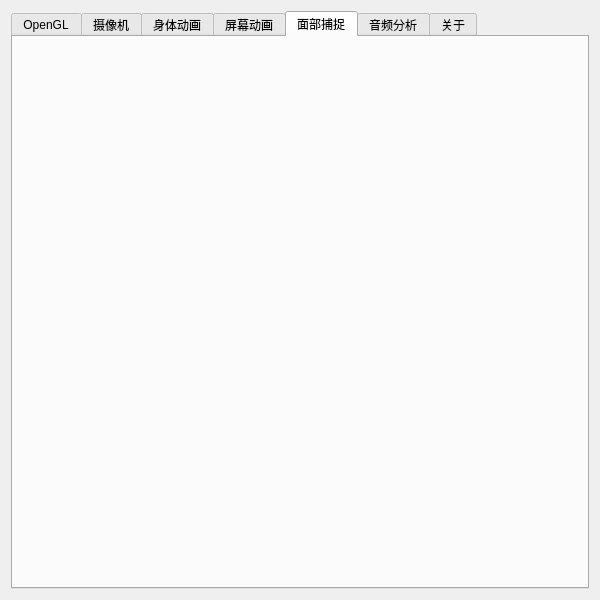
Above: src/ui/ConfigWidget.ui from chuigda/Project-WG before the change. Below: the same form after it.
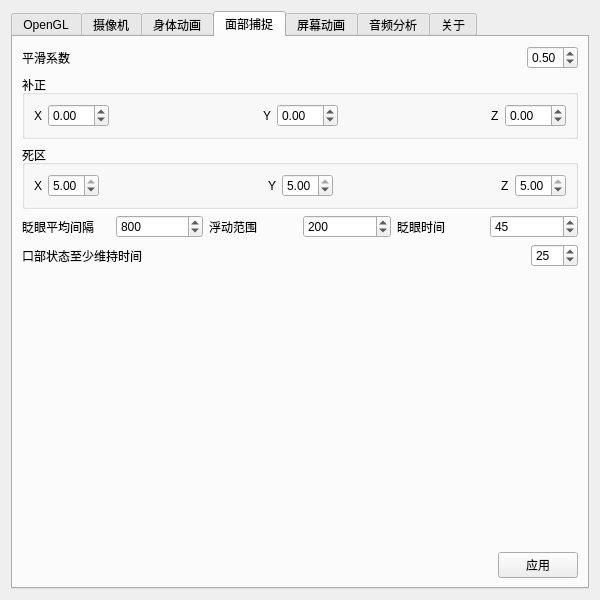
That is the form after the change. The open tabs and pages were chosen to show the change.

Commit message: 重置按钮不重设彩色计时器状态

The edit to the form file:
```diff
--- a/src/ui/ConfigWidget.ui
+++ b/src/ui/ConfigWidget.ui
@@ -29,7 +29,7 @@
    <item row="0" column="0">
     <widget class="QTabWidget" name="configTab">
      <property name="currentIndex">
-      <number>0</number>
+      <number>3</number>
      </property>
      <widget class="QWidget" name="openglTab">
       <attribute name="title">
@@ -953,6 +953,363 @@
        </item>
       </layout>
      </widget>
+     <widget class="QWidget" name="faceCaptureTab">
+      <attribute name="title">
+       <string>面部捕捉</string>
+      </attribute>
+      <layout class="QVBoxLayout" name="verticalLayout_12">
+       <item>
+        <layout class="QHBoxLayout" name="horizontalLayout_22">
+         <item>
+          <widget class="QLabel" name="label">
+           <property name="text">
+            <string>平滑系数</string>
+           </property>
+          </widget>
+         </item>
+         <item>
+          <spacer name="horizontalSpacer_17">
+           <property name="orientation">
+            <enum>Qt::Horizontal</enum>
+           </property>
+           <property name="sizeHint" stdset="0">
+            <size>
+             <width>40</width>
+             <height>20</height>
+            </size>
+           </property>
+          </spacer>
+         </item>
+         <item>
+          <widget class="QDoubleSpinBox" name="spinSmoothCoeff">
+           <property name="toolTip">
+            <string>来自新的一帧的面部朝向数据的权重</string>
+           </property>
+           <property name="minimum">
+            <double>0.100000000000000</double>
+           </property>
+           <property name="maximum">
+            <double>1.000000000000000</double>
+           </property>
+           <property name="singleStep">
+            <double>0.100000000000000</double>
+           </property>
+           <property name="value">
+            <double>0.500000000000000</double>
+           </property>
+          </widget>
+         </item>
+        </layout>
+       </item>
+       <item>
+        <widget class="QGroupBox" name="groupBox_4">
+         <property name="title">
+          <string>补正</string>
+         </property>
+         <layout class="QHBoxLayout" name="horizontalLayout_31">
+          <item>
+           <widget class="QLabel" name="label_8">
+            <property name="text">
+             <string>X</string>
+            </property>
+           </widget>
+          </item>
+          <item>
+           <widget class="QDoubleSpinBox" name="spinXFix">
+            <property name="minimum">
+             <double>-45.000000000000000</double>
+            </property>
+            <property name="maximum">
+             <double>45.000000000000000</double>
+            </property>
+           </widget>
+          </item>
+          <item>
+           <spacer name="horizontalSpacer_14">
+            <property name="orientation">
+             <enum>Qt::Horizontal</enum>
+            </property>
+            <property name="sizeHint" stdset="0">
+             <size>
+              <width>101</width>
+              <height>20</height>
+             </size>
+            </property>
+           </spacer>
+          </item>
+          <item>
+           <widget class="QLabel" name="label_9">
+            <property name="text">
+             <string>Y</string>
+            </property>
+           </widget>
+          </item>
+          <item>
+           <widget class="QDoubleSpinBox" name="spinYFix">
+            <property name="minimum">
+             <double>-45.000000000000000</double>
+            </property>
+            <property name="maximum">
+             <double>45.000000000000000</double>
+            </property>
+            <property name="value">
+             <double>0.000000000000000</double>
+            </property>
+           </widget>
+          </item>
+          <item>
+           <spacer name="horizontalSpacer_15">
+            <property name="orientation">
+             <enum>Qt::Horizontal</enum>
+            </property>
+            <property name="sizeHint" stdset="0">
+             <size>
+              <width>101</width>
+              <height>20</height>
+             </size>
+            </property>
+           </spacer>
+          </item>
+          <item>
+           <widget class="QLabel" name="label_10">
+            <property name="text">
+             <string>Z</string>
+            </property>
+           </widget>
+          </item>
+          <item>
+           <widget class="QDoubleSpinBox" name="spinZFix">
+            <property name="minimum">
+             <double>-45.000000000000000</double>
+            </property>
+            <property name="maximum">
+             <double>45.000000000000000</double>
+            </property>
+            <property name="value">
+             <double>0.000000000000000</double>
+            </property>
+           </widget>
+          </item>
+         </layout>
+        </widget>
+       </item>
+       <item>
+        <widget class="QGroupBox" name="groupBox_3">
+         <property name="toolTip">
+          <string>每一帧允许转动的最大角度，超过最大角度的数值将被截断</string>
+         </property>
+         <property name="title">
+          <string>死区</string>
+         </property>
+         <layout class="QHBoxLayout" name="horizontalLayout_21">
+          <item>
+           <widget class="QLabel" name="label_2">
+            <property name="text">
+             <string>X</string>
+            </property>
+           </widget>
+          </item>
+          <item>
+           <widget class="QDoubleSpinBox" name="spinDeadzoneX">
+            <property name="maximum">
+             <double>5.000000000000000</double>
+            </property>
+            <property name="value">
+             <double>5.000000000000000</double>
+            </property>
+           </widget>
+          </item>
+          <item>
+           <spacer name="horizontalSpacer_12">
+            <property name="orientation">
+             <enum>Qt::Horizontal</enum>
+            </property>
+            <property name="sizeHint" stdset="0">
+             <size>
+              <width>40</width>
+              <height>20</height>
+             </size>
+            </property>
+           </spacer>
+          </item>
+          <item>
+           <widget class="QLabel" name="label_3">
+            <property name="text">
+             <string>Y</string>
+            </property>
+           </widget>
+          </item>
+          <item>
+           <widget class="QDoubleSpinBox" name="spinDeadzoneY">
+            <property name="maximum">
+             <double>5.000000000000000</double>
+            </property>
+            <property name="value">
+             <double>5.000000000000000</double>
+            </property>
+           </widget>
+          </item>
+          <item>
+           <spacer name="horizontalSpacer_13">
+            <property name="orientation">
+             <enum>Qt::Horizontal</enum>
+            </property>
+            <property name="sizeHint" stdset="0">
+             <size>
+              <width>40</width>
+              <height>20</height>
+             </size>
+            </property>
+           </spacer>
+          </item>
+          <item>
+           <widget class="QLabel" name="label_4">
+            <property name="text">
+             <string>Z</string>
+            </property>
+           </widget>
+          </item>
+          <item>
+           <widget class="QDoubleSpinBox" name="spinDeadzoneZ">
+            <property name="maximum">
+             <double>5.000000000000000</double>
+            </property>
+            <property name="value">
+             <double>5.000000000000000</double>
+            </property>
+           </widget>
+          </item>
+         </layout>
+        </widget>
+       </item>
+       <item>
+        <layout class="QHBoxLayout" name="horizontalLayout_29">
+         <item>
+          <widget class="QLabel" name="label_5">
+           <property name="text">
+            <string>眨眼平均间隔</string>
+           </property>
+          </widget>
+         </item>
+         <item>
+          <widget class="QSpinBox" name="spinBlinkIntervalAvg">
+           <property name="maximum">
+            <number>1919810</number>
+           </property>
+           <property name="value">
+            <number>800</number>
+           </property>
+          </widget>
+         </item>
+         <item>
+          <widget class="QLabel" name="label_6">
+           <property name="text">
+            <string>浮动范围</string>
+           </property>
+          </widget>
+         </item>
+         <item>
+          <widget class="QSpinBox" name="spinBlinkIntervalRange">
+           <property name="maximum">
+            <number>114514</number>
+           </property>
+           <property name="value">
+            <number>200</number>
+           </property>
+          </widget>
+         </item>
+         <item>
+          <widget class="QLabel" name="label_7">
+           <property name="text">
+            <string>眨眼时间</string>
+           </property>
+          </widget>
+         </item>
+         <item>
+          <widget class="QSpinBox" name="spinBlinkTime">
+           <property name="maximum">
+            <number>114514</number>
+           </property>
+           <property name="value">
+            <number>45</number>
+           </property>
+          </widget>
+         </item>
+        </layout>
+       </item>
+       <item>
+        <layout class="QHBoxLayout" name="horizontalLayout_32">
+         <item>
+          <widget class="QLabel" name="label_11">
+           <property name="text">
+            <string>口部状态至少维持时间</string>
+           </property>
+          </widget>
+         </item>
+         <item>
+          <spacer name="horizontalSpacer_16">
+           <property name="orientation">
+            <enum>Qt::Horizontal</enum>
+           </property>
+           <property name="sizeHint" stdset="0">
+            <size>
+             <width>40</width>
+             <height>20</height>
+            </size>
+           </property>
+          </spacer>
+         </item>
+         <item>
+          <widget class="QSpinBox" name="spinMouthStatusDurationMin">
+           <property name="maximum">
+            <number>500</number>
+           </property>
+           <property name="value">
+            <number>25</number>
+           </property>
+          </widget>
+         </item>
+        </layout>
+       </item>
+       <item>
+        <spacer name="verticalSpacer_3">
+         <property name="orientation">
+          <enum>Qt::Vertical</enum>
+         </property>
+         <property name="sizeHint" stdset="0">
+          <size>
+           <width>20</width>
+           <height>145</height>
+          </size>
+         </property>
+        </spacer>
+       </item>
+       <item>
+        <layout class="QHBoxLayout" name="horizontalLayout_30">
+         <item>
+          <spacer name="horizontalSpacer_11">
+           <property name="orientation">
+            <enum>Qt::Horizontal</enum>
+           </property>
+           <property name="sizeHint" stdset="0">
+            <size>
+             <width>40</width>
+             <height>20</height>
+            </size>
+           </property>
+          </spacer>
+         </item>
+         <item>
+          <widget class="QPushButton" name="applyFaceSettingsButton">
+           <property name="text">
+            <string>应用</string>
+           </property>
+          </widget>
+         </item>
+        </layout>
+       </item>
+      </layout>
+     </widget>
      <widget class="QWidget" name="faceAnimationTab">
       <attribute name="title">
        <string>屏幕动画</string>
@@ -1008,11 +1365,6 @@
        </item>
       </layout>
      </widget>
-     <widget class="QWidget" name="faceCaptureTab">
-      <attribute name="title">
-       <string>面部捕捉</string>
-      </attribute>
-     </widget>
      <widget class="QWidget" name="soundAnalysisTab">
       <attribute name="title">
        <string>音频分析</string>
```
Left out of the diff: 4 changed lines with no effect on the pictures. The commit also changes 9 other files.
